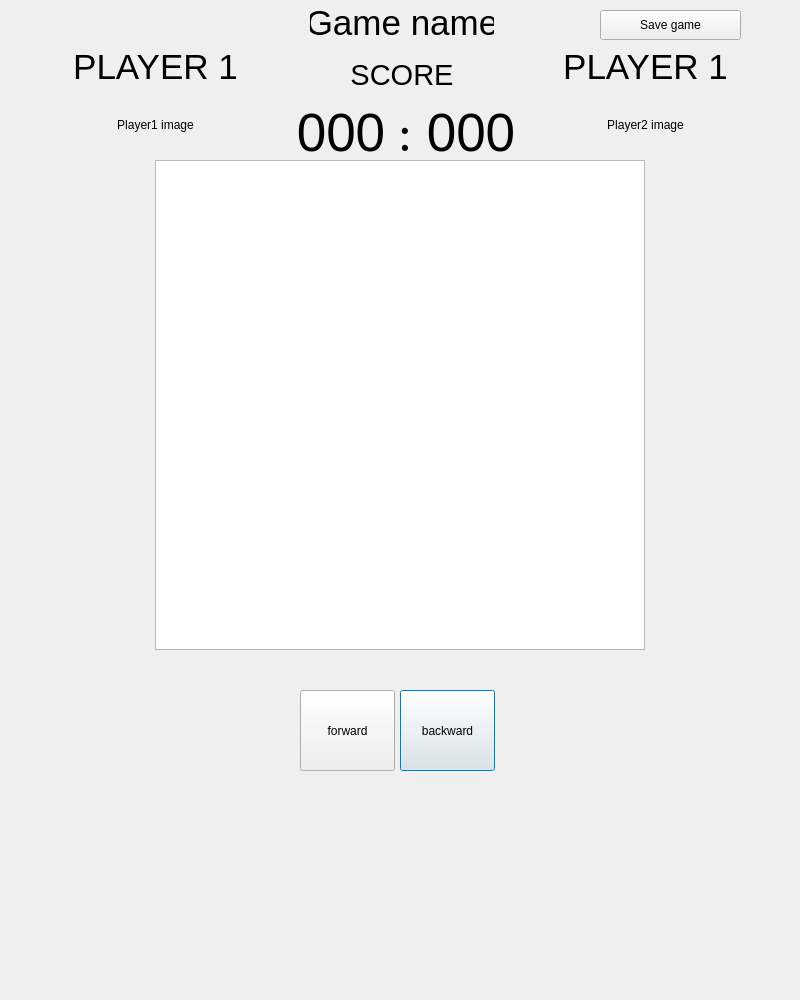
Before: the Qt Designer form gui/dialog.ui in mcyprian/ICP_Othello, drawn with Qt 5.
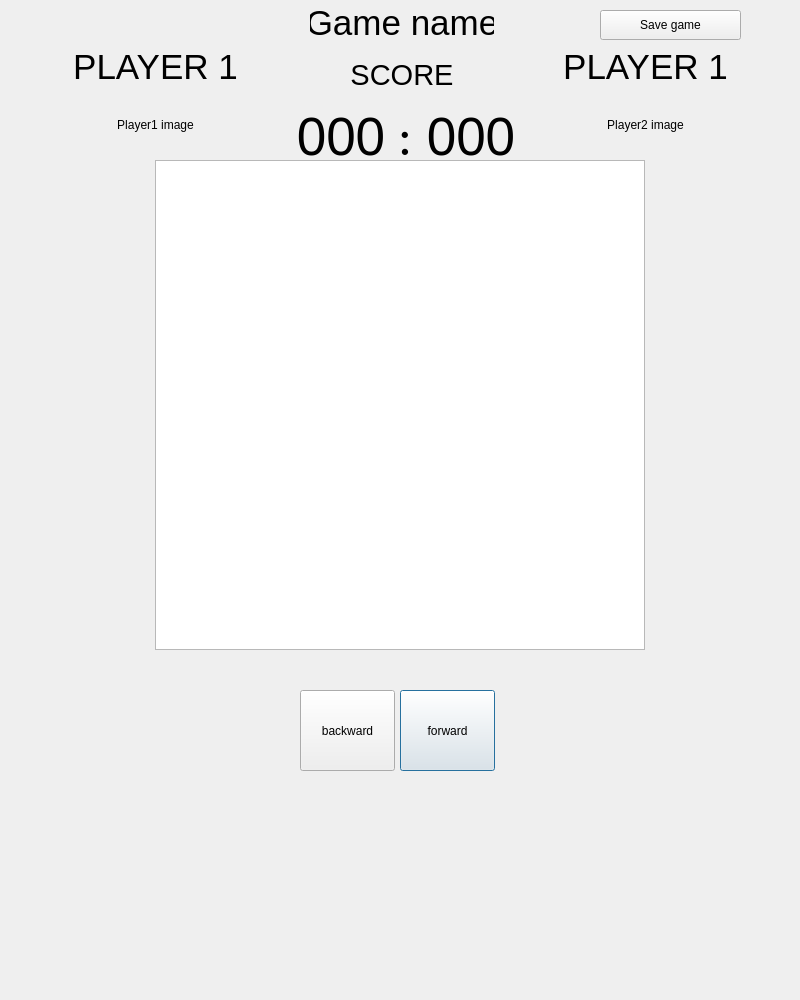
After: the same form once the commit is applied.

Commit message: Integrate undo, redo to UIs

The edit to the form file:
```diff
--- a/gui/dialog.ui
+++ b/gui/dialog.ui
@@ -29,7 +29,7 @@
      <x>290</x>
      <y>102</y>
      <width>232</width>
-     <height>61</height>
+     <height>70</height>
     </rect>
    </property>
    <layout class="QHBoxLayout" name="horizontalLayout_2">
@@ -176,22 +176,22 @@
     </rect>
    </property>
    <property name="text">
-    <string>backward</string>
-   </property>
-  </widget>
-  <widget class="QPushButton" name="forward_button_2">
-   <property name="geometry">
-    <rect>
-     <x>300</x>
-     <y>690</y>
-     <width>95</width>
-     <height>81</height>
-    </rect>
-   </property>
-   <property name="text">
     <string>forward</string>
    </property>
   </widget>
+  <widget class="QPushButton" name="backward_button">
+   <property name="geometry">
+    <rect>
+     <x>300</x>
+     <y>690</y>
+     <width>95</width>
+     <height>81</height>
+    </rect>
+   </property>
+   <property name="text">
+    <string>backward</string>
+   </property>
+  </widget>
   <widget class="QLabel" name="pl1_turn">
    <property name="geometry">
     <rect>
```
Left out of the diff: 2 changed lines with no effect on the pictures. The commit also changes 3 other files.
